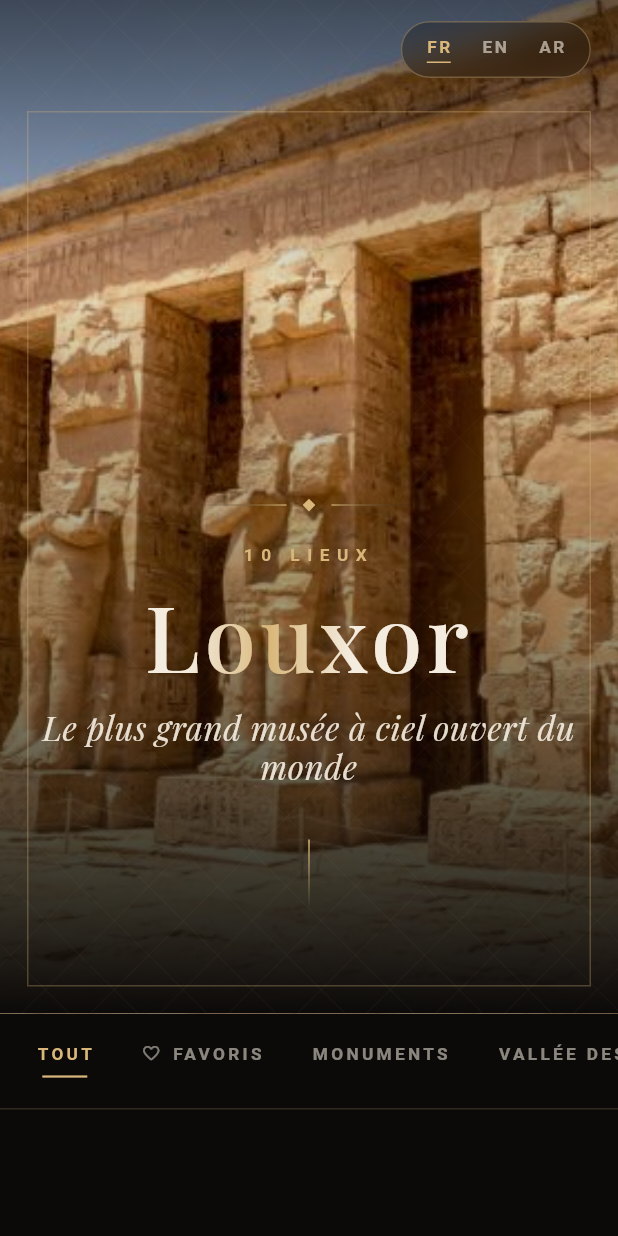
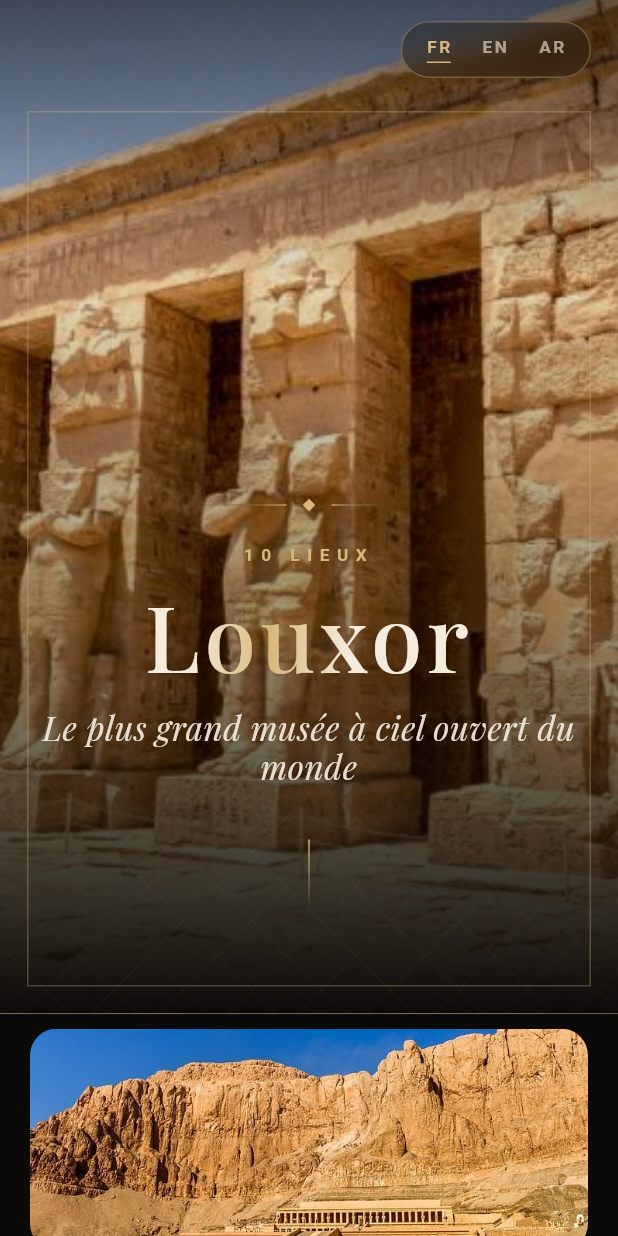
Before and after one commit to Coco921609/Egypte, a Flutter app: the LouxorPage screen opened directly, on a phone screen of 412 x 824 dp. Run offline on Flutter 3.47's test engine with Material 3 defaults, Android fonts, the phone set to English and light mode, and no system bars; our stand-ins replace google_fonts, shared_preferences; accounts and stored records are empty.

Commit message:
Add destination photo banner

```diff
--- a/lib/louxor.dart
+++ b/lib/louxor.dart
@@ -798,6 +798,22 @@ class _LouxorPageState extends State<LouxorPage>
                   shimmer: _shimmer,
                 ),
               ),
+              SliverToBoxAdapter(
+                child: Padding(
+                  padding: const EdgeInsets.fromLTRB(20, 10, 20, 18),
+                  child: ClipRRect(
+                    borderRadius: BorderRadius.circular(18),
+                    child: SizedBox(
+                      height: 148,
+                      width: double.infinity,
+                      child: Image.asset(
+                        'assets/images/louxor.jpg',
+                        fit: BoxFit.cover,
+                      ),
+                    ),
+                  ),
+                ),
+              ),
               SliverPersistentHeader(
                 pinned: true,
                 delegate: _FilterBarDelegate(
```
